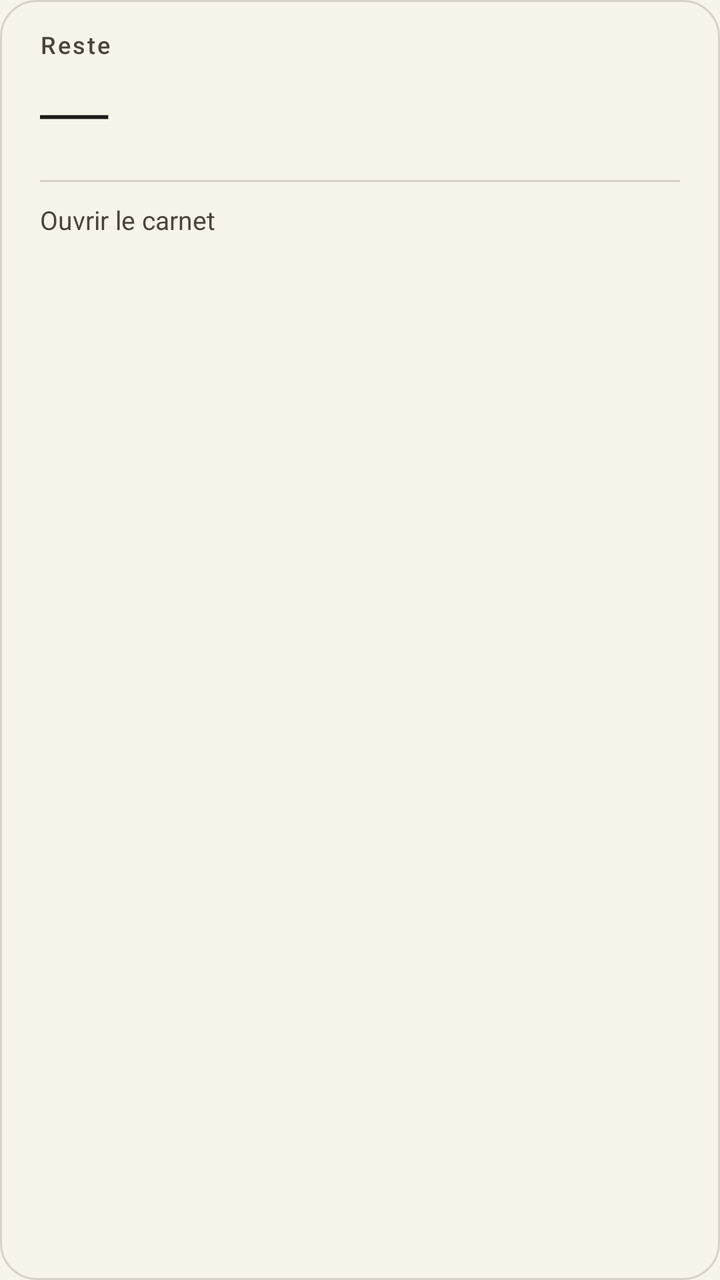
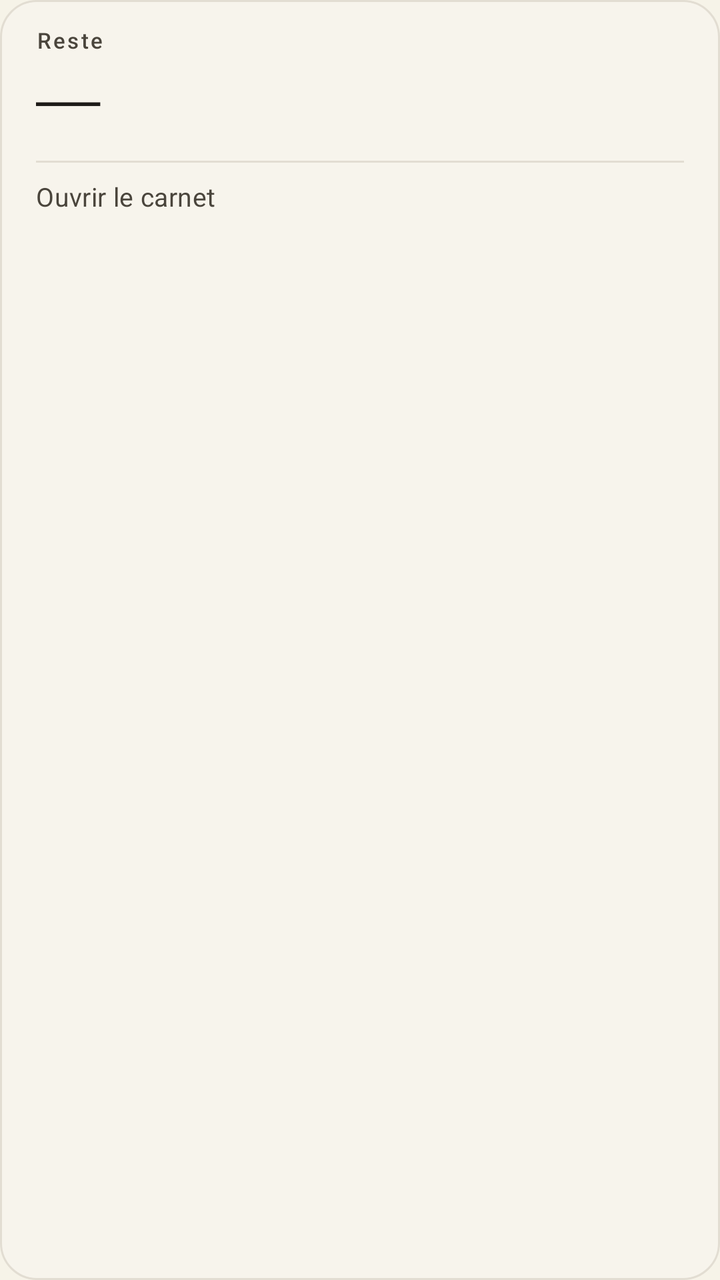

Before-and-after screenshots of an Android layout around one commit, followed by the original layout XML and the change that was made.
<!-- AndroidManifest.xml: application theme Theme.MonMoisClair -->
<!-- res/layout/widget_carnet.xml -->
<?xml version="1.0" encoding="utf-8"?>
<LinearLayout xmlns:android="http://schemas.android.com/apk/res/android"
    android:id="@+id/widget_root"
    android:layout_width="match_parent"
    android:layout_height="match_parent"
    android:background="@drawable/widget_carnet_bg"
    android:orientation="vertical"
    android:paddingStart="20dp"
    android:paddingTop="16dp"
    android:paddingEnd="20dp"
    android:paddingBottom="16dp">

    
    <TextView
        android:id="@+id/widget_title"
        android:layout_width="match_parent"
        android:layout_height="wrap_content"
        android:ellipsize="end"
        android:fontFamily="sans-serif-medium"
        android:includeFontPadding="false"
        android:letterSpacing="0.08"
        android:maxLines="1"
        android:text="Reste"
        android:textAllCaps="false"
        android:textColor="@color/widget_muted"
        android:textSize="12sp" />

    
    <TextView
        android:id="@+id/widget_amount"
        android:layout_width="match_parent"
        android:layout_height="wrap_content"
        android:layout_marginTop="6dp"
        android:ellipsize="end"
        android:fontFamily="serif"
        android:includeFontPadding="false"
        android:lineSpacingMultiplier="0.92"
        android:maxLines="1"
        android:text="—"
        android:textColor="@color/widget_ink"
        android:textSize="34sp" />

    
    <ImageView
        android:id="@+id/widget_rule"
        android:layout_width="match_parent"
        android:layout_height="1dp"
        android:layout_marginTop="14dp"
        android:layout_marginBottom="12dp"
        android:background="@color/widget_rule"
        android:contentDescription="@null"
        android:importantForAccessibility="no"
        android:scaleType="fitXY" />

    <TextView
        android:id="@+id/widget_line"
        android:layout_width="match_parent"
        android:layout_height="wrap_content"
        android:ellipsize="end"
        android:fontFamily="sans-serif"
        android:includeFontPadding="false"
        android:lineSpacingExtra="2dp"
        android:maxLines="2"
        android:text="Ouvrir le carnet"
        android:textColor="@color/widget_muted"
        android:textSize="13sp" />
</LinearLayout>
<!-- resources referenced by this layout -->
<resources>
  <color name="widget_ink">#1E1B18</color>
  <color name="widget_muted">#4A453C</color>
  <color name="widget_rule">#D8D2C6</color>
  <!-- drawable widget_carnet_bg (drawable) -->
  <?xml version="1.0" encoding="utf-8"?>
  <shape xmlns:android="http://schemas.android.com/apk/res/android"
      android:shape="rectangle">
      
      <solid android:color="#F6F3E8" />
      <stroke
          android:width="1dp"
          android:color="#D8D2C6" />
      <corners android:radius="18dp" />
  </shape>
  <style name="Theme.MonMoisClair" parent="Theme.Material3.Light.NoActionBar">
          
          <item name="android:windowBackground">@color/paper_cream</item>
          
          <item name="android:statusBarColor">@color/paper_cream</item>
          <item name="android:navigationBarColor">@color/paper_cream</item>
          <item name="android:windowLightStatusBar">true</item>
          
      </style>
  <color name="paper_cream">#F6F3E8</color>
</resources>

<!-- the commit's change to res/layout/widget_carnet.xml (unified diff, before → after) -->
@@ -5,10 +5,10 @@
     android:layout_height="match_parent"
     android:background="@drawable/widget_carnet_bg"
     android:orientation="vertical"
-    android:paddingStart="20dp"
-    android:paddingTop="16dp"
-    android:paddingEnd="20dp"
-    android:paddingBottom="16dp">
+    android:paddingStart="18dp"
+    android:paddingTop="14dp"
+    android:paddingEnd="18dp"
+    android:paddingBottom="14dp">
 
     
     <TextView
@@ -18,19 +18,19 @@
         android:ellipsize="end"
         android:fontFamily="sans-serif-medium"
         android:includeFontPadding="false"
-        android:letterSpacing="0.08"
+        android:letterSpacing="0.1"
         android:maxLines="1"
         android:text="Reste"
         android:textAllCaps="false"
         android:textColor="@color/widget_muted"
-        android:textSize="12sp" />
+        android:textSize="11sp" />
 
     
     <TextView
         android:id="@+id/widget_amount"
         android:layout_width="match_parent"
         android:layout_height="wrap_content"
-        android:layout_marginTop="6dp"
+        android:layout_marginTop="4dp"
         android:ellipsize="end"
         android:fontFamily="serif"
         android:includeFontPadding="false"
@@ -38,15 +38,15 @@
         android:maxLines="1"
         android:text="—"
         android:textColor="@color/widget_ink"
-        android:textSize="34sp" />
+        android:textSize="32sp" />
 
     
     <ImageView
         android:id="@+id/widget_rule"
         android:layout_width="match_parent"
         android:layout_height="1dp"
-        android:layout_marginTop="14dp"
-        android:layout_marginBottom="12dp"
+        android:layout_marginTop="12dp"
+        android:layout_marginBottom="10dp"
         android:background="@color/widget_rule"
         android:contentDescription="@null"
         android:importantForAccessibility="no"
@@ -59,6 +59,7 @@
         android:ellipsize="end"
         android:fontFamily="sans-serif"
         android:includeFontPadding="false"
+        android:letterSpacing="0.01"
         android:lineSpacingExtra="2dp"
         android:maxLines="2"
         android:text="Ouvrir le carnet"
<!-- resource entries referenced after the edit -->
@@ -2,16 +2,16 @@
 <resources>
   <color name="widget_ink">#1E1B18</color>
   <color name="widget_muted">#4A453C</color>
-  <color name="widget_rule">#D8D2C6</color>
+  <color name="widget_rule">#E2DDD2</color>
   <!-- drawable widget_carnet_bg (drawable) -->
   <?xml version="1.0" encoding="utf-8"?>
   <shape xmlns:android="http://schemas.android.com/apk/res/android"
       android:shape="rectangle">
       
-      <solid android:color="#F6F3E8" />
+      <solid android:color="#F7F4EC" />
       <stroke
           android:width="1dp"
-          android:color="#D8D2C6" />
+          android:color="#E2DDD2" />
       <corners android:radius="18dp" />
   </shape>
   <style name="Theme.MonMoisClair" parent="Theme.Material3.Light.NoActionBar">
